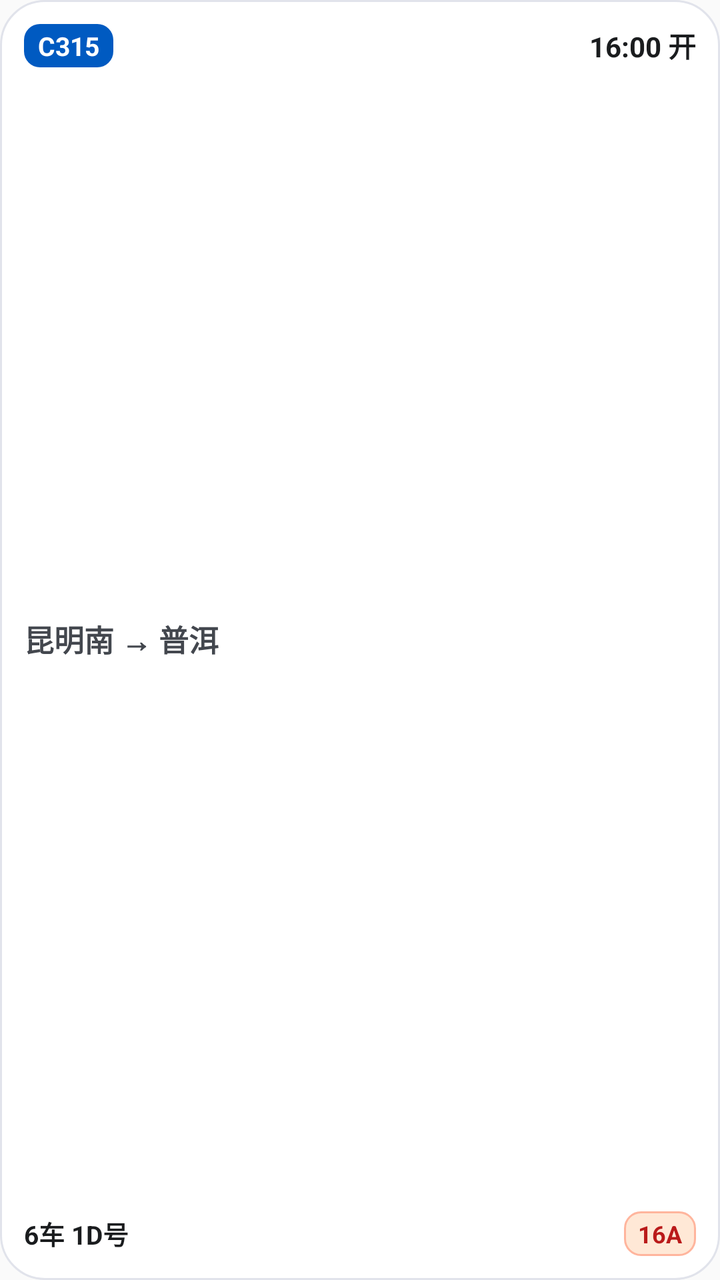
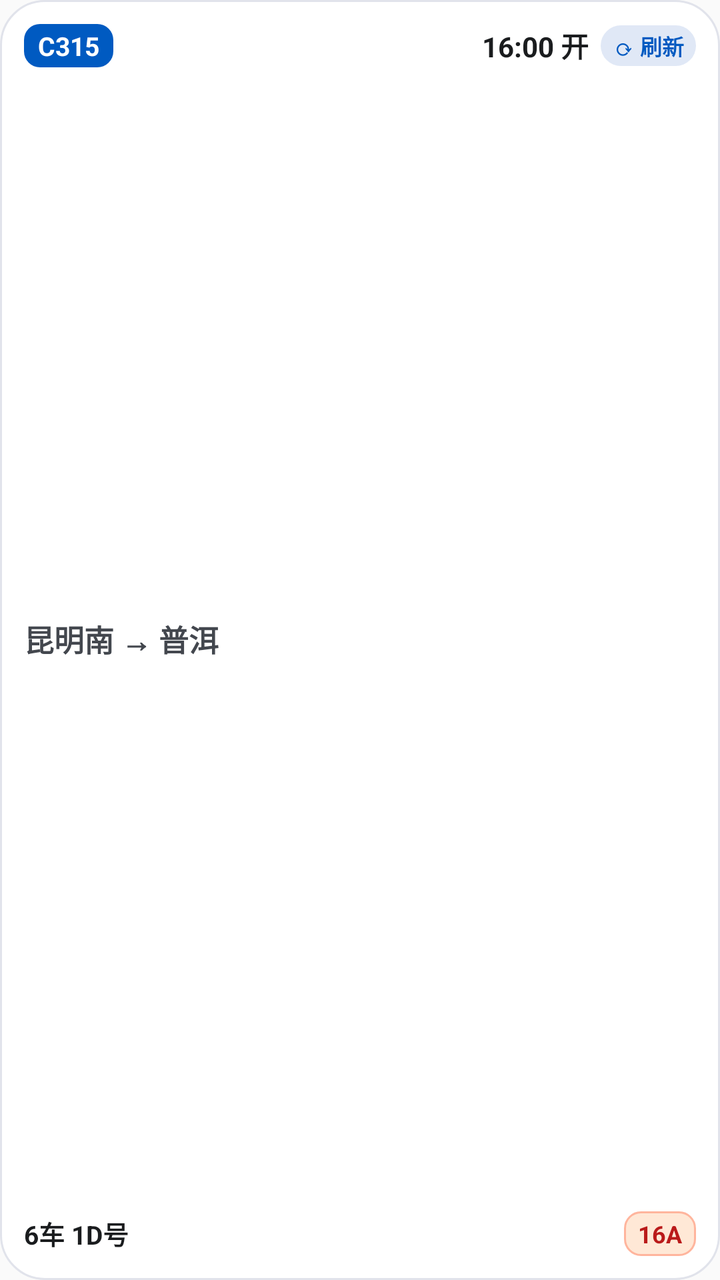

The first picture is an Android layout as it rendered before a commit; the second is the same layout after the commit. The layout source and the unified diff follow.
<!-- AndroidManifest.xml: application theme Theme.RailWidget -->
<!-- res/layout/widget_trip_2x2.xml -->
<?xml version="1.0" encoding="utf-8"?>
<LinearLayout xmlns:android="http://schemas.android.com/apk/res/android"
    android:id="@+id/widget_root"
    android:layout_width="match_parent"
    android:layout_height="match_parent"
    android:background="@drawable/bg_widget_card"
    android:orientation="vertical"
    android:paddingLeft="12dp"
    android:paddingTop="12dp"
    android:paddingRight="12dp"
    android:paddingBottom="12dp">

    
    <LinearLayout
        android:layout_width="match_parent"
        android:layout_height="wrap_content"
        android:gravity="center_vertical"
        android:orientation="horizontal">

        <TextView
            android:id="@+id/tv_train_code"
            android:layout_width="wrap_content"
            android:layout_height="wrap_content"
            android:background="@drawable/bg_train_badge"
            android:paddingLeft="7dp"
            android:paddingTop="2dp"
            android:paddingRight="7dp"
            android:paddingBottom="2dp"
            android:text="C315"
            android:textColor="@color/rail_on_primary"
            android:textSize="13sp"
            android:textStyle="bold" />

        <TextView
            android:id="@+id/tv_dep_time"
            android:layout_width="0dp"
            android:layout_height="wrap_content"
            android:layout_weight="1"
            android:ellipsize="end"
            android:gravity="end"
            android:maxLines="1"
            android:singleLine="true"
            android:text="16:00 开"
            android:textColor="@color/widget_text_primary"
            android:textSize="14sp"
            android:textStyle="bold" />
    </LinearLayout>

    
    <TextView
        android:id="@+id/tv_route"
        android:layout_width="match_parent"
        android:layout_height="0dp"
        android:layout_weight="1"
        android:ellipsize="end"
        android:gravity="center_vertical"
        android:maxLines="1"
        android:singleLine="true"
        android:text="昆明南 → 普洱"
        android:textColor="@color/widget_text_secondary"
        android:textSize="15sp"
        android:textStyle="bold" />

    
    <LinearLayout
        android:layout_width="match_parent"
        android:layout_height="wrap_content"
        android:gravity="center_vertical"
        android:orientation="horizontal">

        <TextView
            android:id="@+id/tv_seat"
            android:layout_width="0dp"
            android:layout_height="wrap_content"
            android:layout_weight="1"
            android:ellipsize="end"
            android:maxLines="1"
            android:singleLine="true"
            android:text="6车 1D号"
            android:textColor="@color/widget_text_primary"
            android:textSize="13sp"
            android:textStyle="bold" />

        <TextView
            android:id="@+id/tv_gate"
            android:layout_width="wrap_content"
            android:layout_height="wrap_content"
            android:background="@drawable/bg_badge_gate"
            android:ellipsize="end"
            android:maxLines="1"
            android:paddingLeft="7dp"
            android:paddingTop="3dp"
            android:paddingRight="7dp"
            android:paddingBottom="3dp"
            android:singleLine="true"
            android:text="16A"
            android:textColor="@color/rail_gate_text"
            android:textSize="12sp"
            android:textStyle="bold" />
    </LinearLayout>

</LinearLayout>
<!-- resources referenced by this layout -->
<resources>
  <color name="rail_gate_text">#BA1A1A</color>
  <color name="rail_on_primary">#FFFFFF</color>
  <color name="widget_text_primary">#1A1C1E</color>
  <color name="widget_text_secondary">#43474E</color>
  <!-- drawable bg_badge_gate (drawable) -->
  <?xml version="1.0" encoding="utf-8"?>
  <shape xmlns:android="http://schemas.android.com/apk/res/android"
      android:shape="rectangle">
      <corners android:radius="8dp" />
      <solid android:color="@color/rail_gate_bg" />
      <stroke
          android:width="1dp"
          android:color="@color/rail_gate_border" />
  </shape>
  <!-- drawable bg_train_badge (drawable) -->
  <?xml version="1.0" encoding="utf-8"?>
  <shape xmlns:android="http://schemas.android.com/apk/res/android"
      android:shape="rectangle">
      <corners android:radius="8dp" />
      <solid android:color="@color/rail_primary" />
  </shape>
  <!-- drawable bg_widget_card (drawable) -->
  <?xml version="1.0" encoding="utf-8"?>
  <shape xmlns:android="http://schemas.android.com/apk/res/android"
      android:shape="rectangle">
      <corners android:radius="22dp" />
      <solid android:color="@color/widget_card_bg" />
      <stroke
          android:width="1dp"
          android:color="@color/widget_card_border" />
  </shape>
  <style name="Theme.RailWidget" parent="android:Theme.Material.Light.NoActionBar">
          <item name="android:statusBarColor">@android:color/transparent</item>
          <item name="android:navigationBarColor">@android:color/transparent</item>
      </style>
  <color name="rail_gate_bg">#FFE8D6</color>
  <color name="rail_gate_border">#FFB59D</color>
  <color name="rail_primary">#005AC1</color>
  <color name="widget_card_bg">#FFFFFF</color>
  <color name="widget_card_border">#E1E3EB</color>
</resources>

<!-- the commit's change to res/layout/widget_trip_2x2.xml (unified diff, before → after) -->
@@ -43,6 +43,23 @@
             android:text="16:00 开"
             android:textColor="@color/widget_text_primary"
             android:textSize="14sp"
+            android:textStyle="bold" />
+
+        
+        <TextView
+            android:id="@+id/btn_refresh"
+            android:layout_width="wrap_content"
+            android:layout_height="wrap_content"
+            android:layout_marginLeft="6dp"
+            android:layout_marginStart="6dp"
+            android:background="@drawable/bg_status_pill"
+            android:paddingLeft="6dp"
+            android:paddingTop="2dp"
+            android:paddingRight="6dp"
+            android:paddingBottom="2dp"
+            android:text="⟳ 刷新"
+            android:textColor="@color/rail_primary"
+            android:textSize="11sp"
             android:textStyle="bold" />
     </LinearLayout>
 
<!-- resource entries referenced after the edit -->
@@ -13,6 +13,13 @@
       <stroke
           android:width="1dp"
           android:color="@color/rail_gate_border" />
+  </shape>
+  <!-- drawable bg_status_pill (drawable) -->
+  <?xml version="1.0" encoding="utf-8"?>
+  <shape xmlns:android="http://schemas.android.com/apk/res/android"
+      android:shape="rectangle">
+      <corners android:radius="14dp" />
+      <solid android:color="@color/rail_status_waiting_bg" />
   </shape>
   <!-- drawable bg_train_badge (drawable) -->
   <?xml version="1.0" encoding="utf-8"?>
@@ -37,6 +44,7 @@
       </style>
   <color name="rail_gate_bg">#FFE8D6</color>
   <color name="rail_gate_border">#FFB59D</color>
+  <color name="rail_status_waiting_bg">#E0E8F6</color>
   <color name="rail_primary">#005AC1</color>
   <color name="widget_card_bg">#FFFFFF</color>
   <color name="widget_card_border">#E1E3EB</color>
